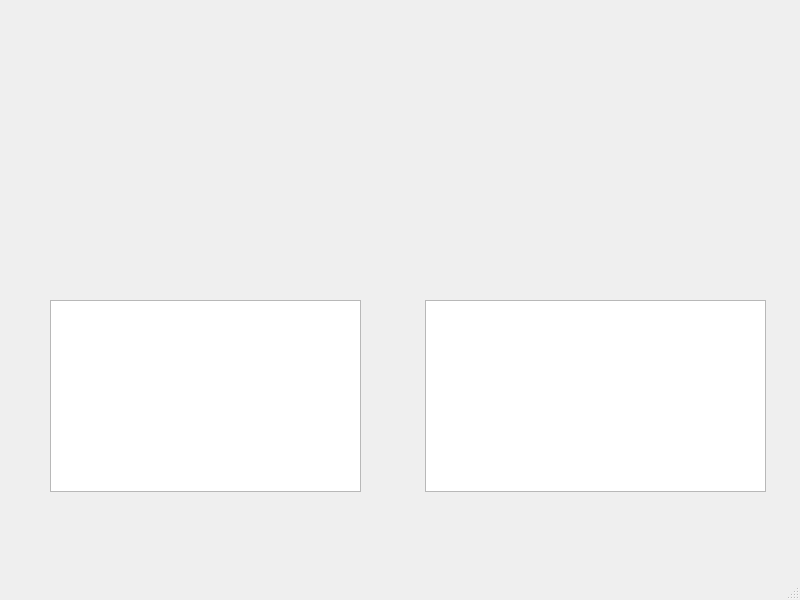
First picture: the form in mainwindow.ui, repository knasan/rrn-gui, before the edit.
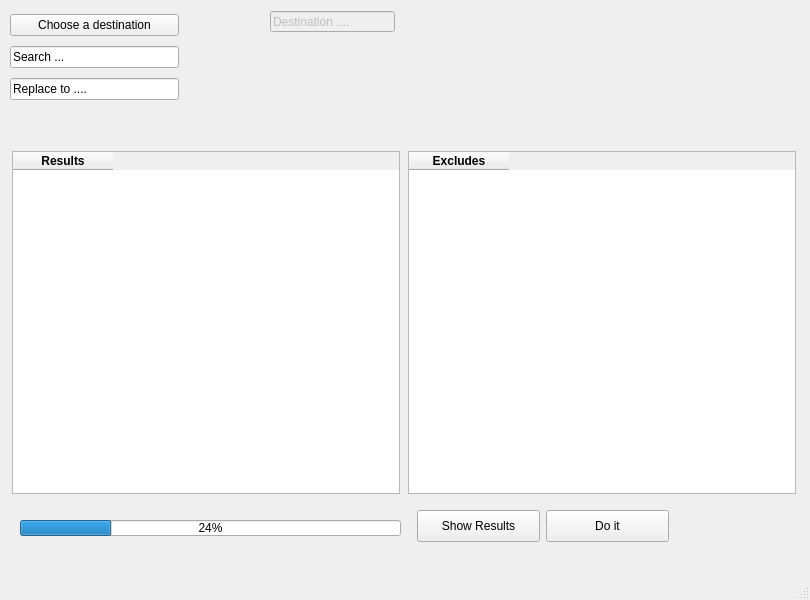
Second picture: the form after the edit.

Commit message: Formular example one

Diff of the .ui file:
```diff
--- a/mainwindow.ui
+++ b/mainwindow.ui
@@ -6,63 +6,248 @@
    <rect>
     <x>0</x>
     <y>0</y>
-    <width>800</width>
+    <width>810</width>
     <height>600</height>
    </rect>
   </property>
+  <property name="sizePolicy">
+   <sizepolicy hsizetype="Expanding" vsizetype="Expanding">
+    <horstretch>0</horstretch>
+    <verstretch>0</verstretch>
+   </sizepolicy>
+  </property>
   <property name="windowTitle">
    <string>Recursive Rename (RRN)</string>
   </property>
+  <property name="autoFillBackground">
+   <bool>true</bool>
+  </property>
   <widget class="QWidget" name="centralwidget">
-   <widget class="QTableWidget" name="tableResult">
+   <property name="sizePolicy">
+    <sizepolicy hsizetype="Expanding" vsizetype="Fixed">
+     <horstretch>0</horstretch>
+     <verstretch>0</verstretch>
+    </sizepolicy>
+   </property>
+   <widget class="QProgressBar" name="progressBar">
     <property name="geometry">
      <rect>
-      <x>50</x>
-      <y>300</y>
-      <width>311</width>
-      <height>192</height>
+      <x>20</x>
+      <y>520</y>
+      <width>381</width>
+      <height>16</height>
      </rect>
     </property>
-    <property name="editTriggers">
-     <set>QAbstractItemView::NoEditTriggers</set>
+    <property name="value">
+     <number>24</number>
     </property>
-    <property name="dragEnabled">
-     <bool>true</bool>
+   </widget>
+   <widget class="QWidget" name="">
+    <property name="geometry">
+     <rect>
+      <x>10</x>
+      <y>150</y>
+      <width>788</width>
+      <height>345</height>
+     </rect>
     </property>
-    <property name="alternatingRowColors">
-     <bool>false</bool>
+    <layout class="QHBoxLayout" name="horizontalLayout">
+     <item>
+      <widget class="QTableWidget" name="tableResult">
+       <property name="sizePolicy">
+        <sizepolicy hsizetype="Expanding" vsizetype="Expanding">
+         <horstretch>0</horstretch>
+         <verstretch>0</verstretch>
+        </sizepolicy>
+       </property>
+       <property name="minimumSize">
+        <size>
+         <width>388</width>
+         <height>343</height>
+        </size>
+       </property>
+       <property name="maximumSize">
+        <size>
+         <width>388</width>
+         <height>343</height>
+        </size>
+       </property>
+       <property name="editTriggers">
+        <set>QAbstractItemView::NoEditTriggers</set>
+       </property>
+       <property name="dragEnabled">
+        <bool>true</bool>
+       </property>
+       <property name="alternatingRowColors">
+        <bool>false</bool>
+       </property>
+       <column>
+        <property name="text">
+         <string>Results</string>
+        </property>
+        <property name="font">
+         <font>
+          <weight>75</weight>
+          <bold>true</bold>
+         </font>
+        </property>
+       </column>
+      </widget>
+     </item>
+     <item>
+      <widget class="QTableWidget" name="tableExclude">
+       <property name="sizePolicy">
+        <sizepolicy hsizetype="Expanding" vsizetype="Expanding">
+         <horstretch>0</horstretch>
+         <verstretch>0</verstretch>
+        </sizepolicy>
+       </property>
+       <property name="minimumSize">
+        <size>
+         <width>388</width>
+         <height>343</height>
+        </size>
+       </property>
+       <property name="maximumSize">
+        <size>
+         <width>388</width>
+         <height>343</height>
+        </size>
+       </property>
+       <property name="editTriggers">
+        <set>QAbstractItemView::NoEditTriggers</set>
+       </property>
+       <property name="dragEnabled">
+        <bool>true</bool>
+       </property>
+       <column>
+        <property name="text">
+         <string>Excludes</string>
+        </property>
+        <property name="font">
+         <font>
+          <weight>75</weight>
+          <bold>true</bold>
+         </font>
+        </property>
+       </column>
+      </widget>
+     </item>
+    </layout>
+   </widget>
+   <widget class="QWidget" name="">
+    <property name="geometry">
+     <rect>
+      <x>417</x>
+      <y>510</y>
+      <width>381</width>
+      <height>32</height>
+     </rect>
     </property>
-    <property name="showGrid">
+    <layout class="QHBoxLayout" name="horizontalLayout_5">
+     <property name="sizeConstraint">
+      <enum>QLayout::SetFixedSize</enum>
+     </property>
+     <item>
+      <widget class="QPushButton" name="pushButton_ShowResults">
+       <property name="sizePolicy">
+        <sizepolicy hsizetype="Fixed" vsizetype="Fixed">
+         <horstretch>0</horstretch>
+         <verstretch>0</verstretch>
+        </sizepolicy>
+       </property>
+       <property name="minimumSize">
+        <size>
+         <width>123</width>
+         <height>32</height>
+        </size>
+       </property>
+       <property name="maximumSize">
+        <size>
+         <width>123</width>
+         <height>32</height>
+        </size>
+       </property>
+       <property name="text">
+        <string>Show Results</string>
+       </property>
+      </widget>
+     </item>
+     <item>
+      <widget class="QPushButton" name="pushButton_DoIt">
+       <property name="sizePolicy">
+        <sizepolicy hsizetype="Maximum" vsizetype="Fixed">
+         <horstretch>0</horstretch>
+         <verstretch>0</verstretch>
+        </sizepolicy>
+       </property>
+       <property name="minimumSize">
+        <size>
+         <width>123</width>
+         <height>32</height>
+        </size>
+       </property>
+       <property name="maximumSize">
+        <size>
+         <width>123</width>
+         <height>32</height>
+        </size>
+       </property>
+       <property name="text">
+        <string>Do it</string>
+       </property>
+      </widget>
+     </item>
+    </layout>
+   </widget>
+   <widget class="QLineEdit" name="lineEdit_Destination">
+    <property name="enabled">
      <bool>false</bool>
     </property>
-    <property name="sortingEnabled">
-     <bool>true</bool>
+    <property name="geometry">
+     <rect>
+      <x>270</x>
+      <y>11</y>
+      <width>125</width>
+      <height>21</height>
+     </rect>
     </property>
-    <attribute name="verticalHeaderMinimumSectionSize">
-     <number>30</number>
-    </attribute>
+    <property name="text">
+     <string>Destination ....</string>
+    </property>
    </widget>
-   <widget class="QTableWidget" name="tableExclude">
+   <widget class="QWidget" name="">
     <property name="geometry">
      <rect>
-      <x>425</x>
-      <y>300</y>
-      <width>341</width>
-      <height>192</height>
+      <x>10</x>
+      <y>10</y>
+      <width>169</width>
+      <height>97</height>
      </rect>
     </property>
-    <property name="editTriggers">
-     <set>QAbstractItemView::NoEditTriggers</set>
-    </property>
-    <property name="dragEnabled">
-     <bool>true</bool>
-    </property>
-    <property name="showGrid">
-     <bool>false</bool>
-    </property>
-    <property name="sortingEnabled">
-     <bool>true</bool>
-    </property>
+    <layout class="QVBoxLayout" name="verticalLayout">
+     <item>
+      <widget class="QPushButton" name="pushButton_Destination">
+       <property name="text">
+        <string>Choose a destination</string>
+       </property>
+      </widget>
+     </item>
+     <item>
+      <widget class="QLineEdit" name="lineEdit_Search">
+       <property name="text">
+        <string>Search ...</string>
+       </property>
+      </widget>
+     </item>
+     <item>
+      <widget class="QLineEdit" name="lineEdit_Replace">
+       <property name="text">
+        <string>Replace to ....</string>
+       </property>
+      </widget>
+     </item>
+    </layout>
    </widget>
   </widget>
   <widget class="QMenuBar" name="menubar">
```
Left out of the diff: 5 changed lines with no effect on the pictures. The commit also changes 1 other file.
